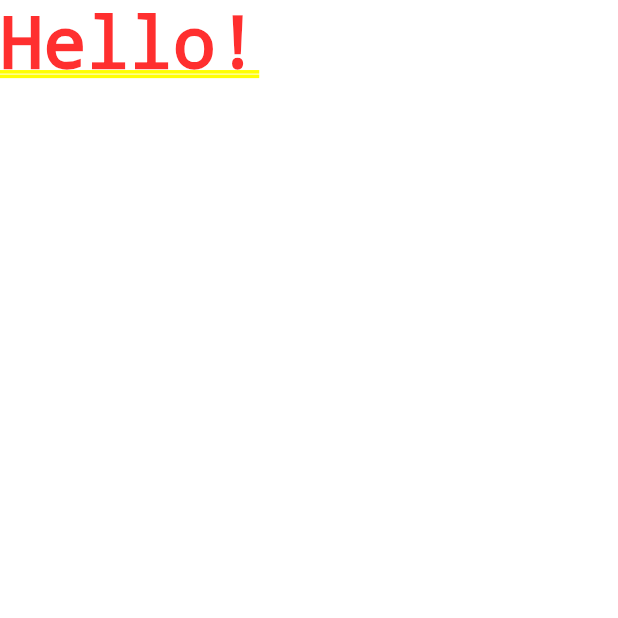
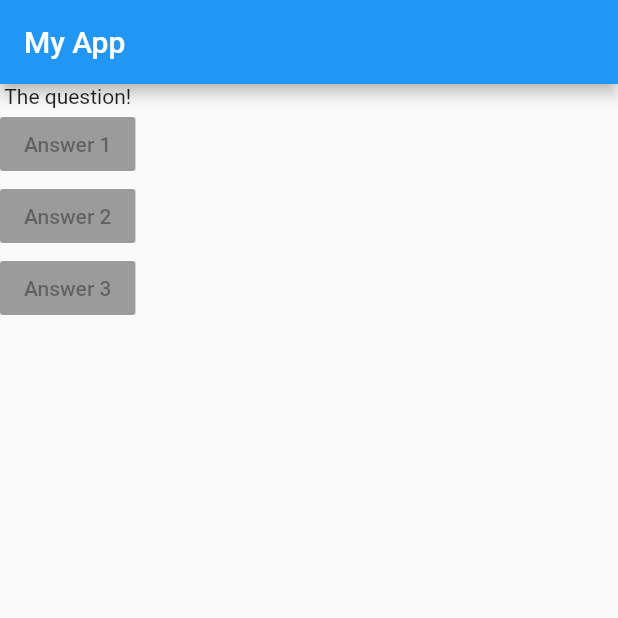
Before and after one commit to thiagocarnaes/flutter_app, a Flutter app: the screen it shows after launch, on a phone screen of 412 x 824 dp, the top half of it. Run offline on Flutter 3.47's test engine with Material 2 defaults, Android fonts, the phone set to English and light mode, and no system bars.

Commit message:
Adding Layout Widgets

```diff
--- a/lib/main.dart
+++ b/lib/main.dart
@@ -6,7 +6,30 @@ class MyApp extends StatelessWidget {
   @override
   Widget build(BuildContext context) {
     return MaterialApp(
-      home: Text('Hello!'),
+      title: 'Flutter Demo',
+      theme: ThemeData(),
+      home: Scaffold(
+        appBar: AppBar(
+          title: Text('My App'),
+        ),
+        body: Column(
+          children: [
+            Text("The question!"),
+            RaisedButton(
+              child: Text('Answer 1'),
+              onPressed: null,
+            ),
+            RaisedButton(
+              child: Text('Answer 2'),
+              onPressed: null,
+            ),
+            RaisedButton(
+              child: Text('Answer 3'),
+              onPressed: null,
+            ),
+          ],
+        ),
+      ),
     );
   }
 }
```
Also changed, not shown: pubspec.lock.
